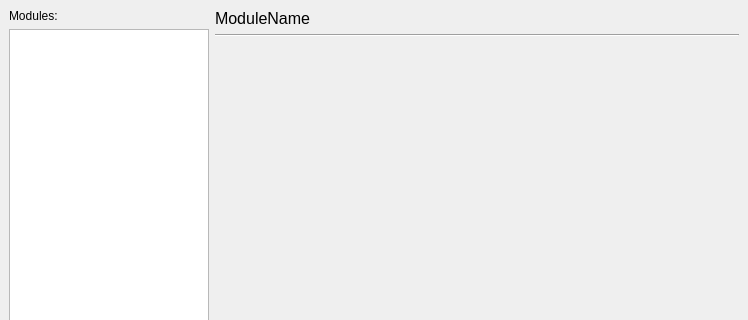
First picture: the form in src/application/ui/DlgOptions.ui, repository Norman0406/LISA-old, before the edit; both pictures show x 0 to 748 and y 0 to 320 of the 748 by 525 pixel window.
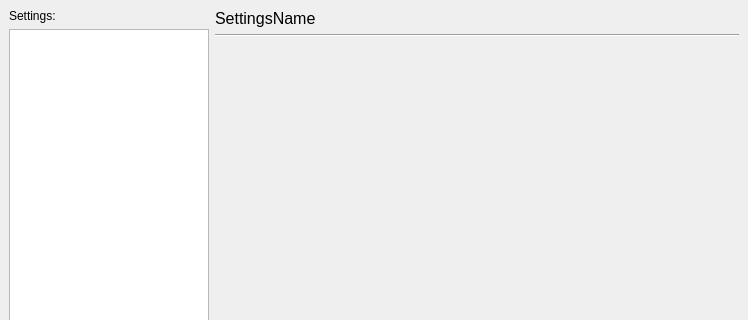
Second picture: the form after the edit.

Commit message: removed LISAModule and System, refs #40 and #2 MainWindow is now handling everything that was done in System OptionsDlg now also adds the options widget when a module has been re-enabled created PropertContainer

Diff of the .ui file:
```diff
--- a/src/application/ui/DlgOptions.ui
+++ b/src/application/ui/DlgOptions.ui
@@ -35,7 +35,7 @@
          <item>
           <widget class="QLabel" name="label">
            <property name="text">
-            <string>Modules:</string>
+            <string>Settings:</string>
            </property>
           </widget>
          </item>
@@ -79,7 +79,7 @@
             </font>
            </property>
            <property name="text">
-            <string>ModuleName</string>
+            <string>SettingsName</string>
            </property>
           </widget>
          </item>
```
The commit also changes 28 other files.
